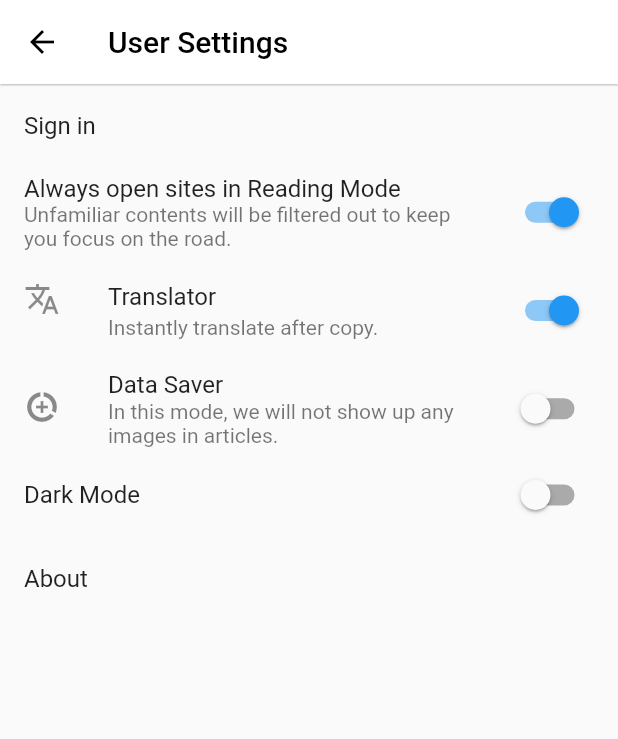
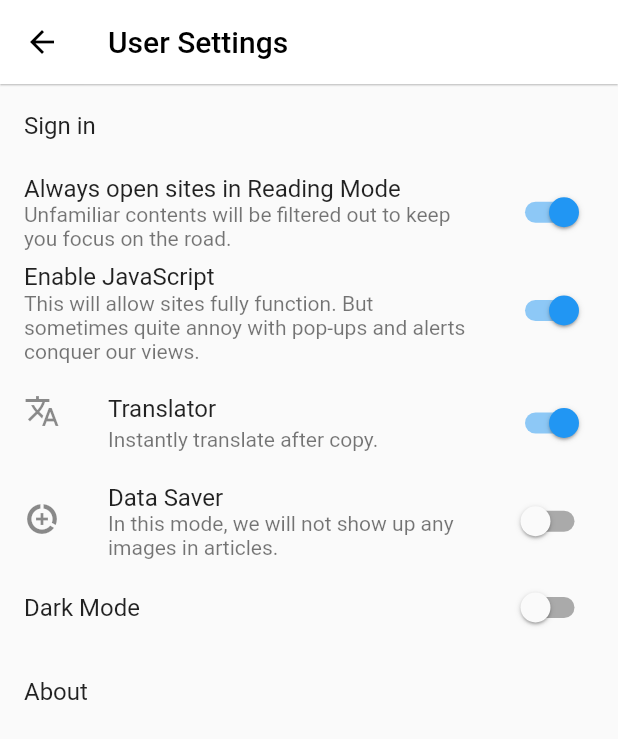
Before and after one commit to tranhuudang/rapid_news, a Flutter app: the screen it shows after launch, after a tap on the "account circle" icon, on a phone screen of 412 x 824 dp. Shown: the top 739 px of the screen. Run offline on Flutter 3.47's test engine with Material 2 defaults, Android fonts, the phone set to English and light mode, and no system bars; our stand-ins replace cached_network_image, firebase_core, fluttertoast, font_awesome_flutter, package_info_plus, share_plus and 2 more; missing offline and left inert: clipboard_monitor, flutter_inappwebview, translator; accounts and stored records are empty; network calls fail.

Commit message:
stable 4/5/2022 good version with bug fixed

```diff
--- a/lib/main.dart
+++ b/lib/main.dart
@@ -23,6 +23,7 @@ class _MyAppState extends State<MyApp> {
   late bool dataSaver;
   late bool readingMode;
   late bool translator;
+  late bool javaScript;
   bool loading = true;
   @override
   void initState() {
@@ -36,6 +37,7 @@ class _MyAppState extends State<MyApp> {
     dataSaver = await RapidProp.settings.getDataSaver();
     readingMode = await RapidProp.settings.getReadingMode();
     translator = await RapidProp.settings.getTranslator();
+    javaScript = await RapidProp.settings.getJavaScriptEnabled();
     setState(() {
       loading = false;
     });
--- a/lib/pages/readingSpace_view.dart
+++ b/lib/pages/readingSpace_view.dart
@@ -269,7 +269,7 @@ class _ReadingSpaceViewState extends State<ReadingSpaceView> {
             crossPlatform: InAppWebViewOptions(
 
                 /// Javascript disable will block pop up
-                //javaScriptEnabled: !RapidProp.readingMode,
+                javaScriptEnabled: RapidProp.javaScriptEnabled,
                 ),
             ios: IOSInAppWebViewOptions(),
             android: AndroidInAppWebViewOptions(
--- a/lib/pages/userSettings_view.dart
+++ b/lib/pages/userSettings_view.dart
@@ -44,15 +44,15 @@ class _UserSettingsState extends State<UserSettings> {
         height: MediaQuery.of(context).size.height,
         child: Column(
           children: [
-            ListTile(
+            const ListTile(
               title: Text("Sign in"),
             ),
             SwitchListTile(
-              title: Text(
+              title: const Text(
                 "Always open sites in Reading Mode",
                 style: TextStyle(),
               ),
-              subtitle: Text(
+              subtitle: const Text(
                   "Unfamiliar contents will be filtered out to keep you focus on the road."),
               onChanged: (value) {
                 setState(() {
@@ -63,12 +63,28 @@ class _UserSettingsState extends State<UserSettings> {
               value: RapidProp.readingMode,
             ),
             SwitchListTile(
-              secondary: Icon(Icons.translate),
-              title: Text(
+              //secondary: const Icon(Icons.translate),
+              title: const Text(
+                "Enable JavaScript",
+                style: TextStyle(),
+              ),
+              subtitle: const Text(
+                  "This will allow sites fully function. But sometimes quite annoy with pop-ups and alerts conquer our views."),
+              onChanged: (value) {
+                setState(() {
+                  RapidProp.javaScriptEnabled = value;
+                  RapidProp.settings.setJavaScriptEnabled(value);
+                });
+              },
+              value: RapidProp.javaScriptEnabled,
+            ),
+            SwitchListTile(
+              secondary: const Icon(Icons.translate),
+              title: const Text(
                 "Translator",
                 style: TextStyle(),
               ),
-              subtitle: Text(
+              subtitle: const Text(
                   "Instantly translate after copy."),
               onChanged: (value) {
                 setState(() {
@@ -79,12 +95,12 @@ class _UserSettingsState extends State<UserSettings> {
               value: RapidProp.translator,
             ),
             SwitchListTile(
-              secondary: Icon(Icons.data_saver_on),
-              title: Text(
+              secondary: const Icon(Icons.data_saver_on),
+              title: const Text(
                 "Data Saver",
                 style: TextStyle(),
               ),
-              subtitle: Text(
+              subtitle: const Text(
                   "In this mode, we will not show up any images in articles."),
               onChanged: (value) {
                 setState(() {
@@ -98,7 +114,7 @@ class _UserSettingsState extends State<UserSettings> {
               title: const Text("Dark Mode"),
               onChanged: (bool value) {
                 final snackBar = SnackBar(
-                  duration: Duration(seconds: 10),
+                  duration: const Duration(seconds: 10),
                   content: const Text("Do you want to apply it now?"),
                   action: SnackBarAction(
                     label: 'Apply',
@@ -120,7 +136,7 @@ class _UserSettingsState extends State<UserSettings> {
                 Navigator.push(
                     context, MaterialPageRoute(builder: (context) => About()));
               },
-              child: ListTile(
+              child: const ListTile(
                 title: Text("About"),
               ),
             )
--- a/lib/rapidProp.dart
+++ b/lib/rapidProp.dart
@@ -8,6 +8,7 @@ class RapidProp
   static bool dataSaver = false;
   static bool readingMode = true;
   static bool translator= true;
+  static bool javaScriptEnabled= true;
   static Map<String, dynamic> oldFavouriteList= {"":""};
   static Map<String, dynamic> oldWebsiteList= {"":""};
   ///Dark mode
@@ -85,4 +86,16 @@ class Settings{
     RapidProp.translator= value;
     return value;
   }
+  void setJavaScriptEnabled(bool value) async {
+    final prefs = await SharedPreferences.getInstance();
+    await prefs.setBool('javaScriptEnabled', value);
+    RapidProp.javaScriptEnabled= value;
+  }
+  Future<bool> getJavaScriptEnabled() async{
+    final prefs = await SharedPreferences.getInstance();
+    bool value = false;
+    value= prefs.getBool('javaScriptEnabled')?? true;
+    RapidProp.javaScriptEnabled= value;
+    return value;
+  }
 }
```
Also changed, not shown: lib/pages/about_view.dart (+20 -15 lines), 1 other file.
